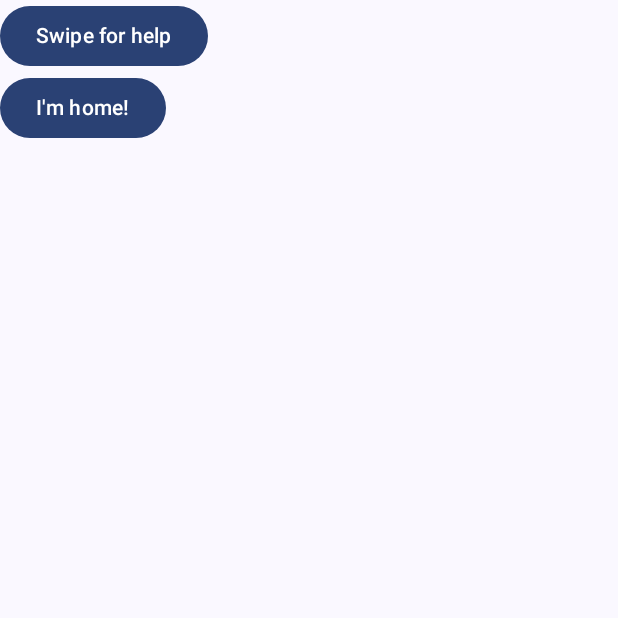
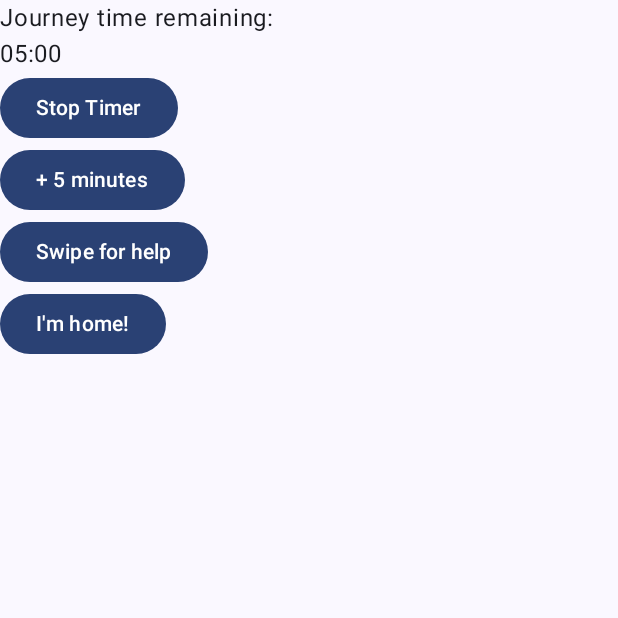
Before and after one commit to xAmiBa/Home-on-time-Android, an Android app built with Jetpack Compose: the JourneyScreen screen opened through its navigation route, after a tap on "Swipe for help", on a phone screen of 412 x 824 dp, the top half of it. Run offline under Robolectric (Android 15) with nearby library versions, the light colour scheme and no system bars; 2 other taps on this screen came first.

Commit message:
timer configured, minutes and second successfuly displayed, add 5 min button added

```diff
--- a/app/src/main/java/com/example/homeontime/MainActivity.kt
+++ b/app/src/main/java/com/example/homeontime/MainActivity.kt
@@ -14,6 +14,7 @@ import androidx.compose.material3.Surface
 import androidx.compose.runtime.Composable
 import androidx.compose.runtime.LaunchedEffect
 import androidx.compose.runtime.getValue
+import androidx.compose.runtime.mutableIntStateOf
 import androidx.compose.runtime.mutableStateOf
 import androidx.compose.runtime.remember
 import androidx.compose.runtime.setValue
@@ -37,8 +38,12 @@ class MainActivity : ComponentActivity() {
 
         val screenToNavigate = intent.getStringExtra("screenToNavigate")
         val buddyNumberStore = intent.getStringExtra("buddyNumberStore") ?: ""
+        val timeRemainingStore = intent.getStringExtra("timeRemainingStore")?.toIntOrNull() ?: 0
 
-        println("PUT EXTRA PRINTS: $buddyNumberStore")
+
+//        println("PUT EXTRA PRINTS: $buddyNumberStore")
+        println("PUT EXTRA PRINTS TIME RECIEVED MAIN ACTIVITY: $timeRemainingStore")
+
         // check if screenToNavigate is passed so user comes back to the same screen
         if (screenToNavigate == "JOURNEY_SCREEN") {
             setContent {
@@ -49,7 +54,7 @@ class MainActivity : ComponentActivity() {
                         color = MaterialTheme.colorScheme.background
                     ) {
                         checkPermissions()
-                        App(this, screenToNavigate, buddyNumberStore)
+                        App(this, screenToNavigate, buddyNumberStore, timeRemainingStore)
 
                     }
                 }
@@ -93,7 +98,8 @@ class MainActivity : ComponentActivity() {
 fun App(
     context: Context,
     screenToNavigate: String = "HOME_SCREEN",
-    buddyNumberStore: String = ""
+    buddyNumberStore: String = "",
+    timeRemainingStore: Int = 0
 ) {
     // state variables: USER
     var userName by remember {
@@ -103,7 +109,7 @@ fun App(
         mutableStateOf("")
     }
     var userJourneyTimeInMinutes by remember {
-        mutableStateOf(0)
+        mutableIntStateOf(timeRemainingStore)
     }
     //state variables: BUDDY
     var buddyName by remember {
@@ -166,7 +172,7 @@ fun App(
                 context,
                 userName,
                 userPhoneNumber,
-                userJourneyTimeInMinutes,
+                timeRemainingStore,
                 buddyName,
                 buddyPhoneNumber
             )
--- a/app/src/main/java/com/example/homeontime/NotificationHelper.kt
+++ b/app/src/main/java/com/example/homeontime/NotificationHelper.kt
@@ -28,12 +28,15 @@ class NotificationHelper(private val context: Context) {
     }
 
     @RequiresApi(Build.VERSION_CODES.O)
-    fun showNotification(screenToNavigate: String, buddyNumberStore: String) {
+    fun showNotification(screenToNavigate: String, buddyNumberStore: String = "", timeRemainingStore: String = "0") {
         val channelId = "HomeOnTime_channel"
+
+        println("TIME RECIEVED IN NOTIFICATION: $timeRemainingStore")
 
         val notificationIntent = Intent(context, MainActivity::class.java)
         notificationIntent.putExtra("screenToNavigate", screenToNavigate)
         notificationIntent.putExtra("buddyNumberStore", buddyNumberStore)
+        notificationIntent.putExtra("timeRemainingStore", timeRemainingStore)
 
 
         notificationIntent.flags =
--- a/app/src/main/java/com/example/homeontime/screens/JourneyScreen.kt
+++ b/app/src/main/java/com/example/homeontime/screens/JourneyScreen.kt
@@ -37,6 +37,8 @@ fun JourneyScreen (
 
     val notificationHelper = NotificationHelper(context)
     println("BUDDY PHONE: $buddyPhoneNumber")
+    println("TIMER TIME FROM STATE: $userJourneyTimeInMinutes")
+
 
     Column {
         // countdown
@@ -74,36 +76,55 @@ fun JourneyScreen (
 }
 
 @Composable
-fun Timer(remainingTimeInSeconds: Int) {
-//    var timeRemaining by remember { mutableIntStateOf(remainingTimeInSeconds) }
-//    var isTimerRunning by remember { mutableStateOf(true) }
-//
-//    DisposableEffect(timeRemaining) {
-//        val countDownTimer = object : CountDownTimer(timeRemaining * 1000L, 1000) {
-//            override fun onTick(millisUntilFinished: Long) {
-//                timeRemaining = (millisUntilFinished / 1000).toInt()
-//            }
-//
-//            override fun onFinish() {
-//                isTimerRunning = false
-//            }
-//        }
-//
-//        if (isTimerRunning) {
-//            countDownTimer.start()
-//        }
-//
-//        onDispose {
-//            countDownTimer.cancel()
-//        }
-//    }
-//
-//    Column {
-//        Text(text = "Time remaining: $timeRemaining seconds")
-//
-//        // Example of a button to stop the timer
-//        Button(onClick = { isTimerRunning = false }) {
-//            Text(text = "Stop Timer")
-//        }
-//    }
+fun Timer(remainingTimeInMinutes: Int) {
+    var remainingTimeInMilliseconds = remainingTimeInMinutes * 60 * 1000
+    var timeRemaining by remember { mutableIntStateOf(remainingTimeInMilliseconds) }
+    var isTimerRunning by remember { mutableStateOf(true) }
+
+    // BUG: minutes does not decrease
+
+    DisposableEffect(timeRemaining) {
+        val countDownTimer = object : CountDownTimer(timeRemaining * 1000L, 1000) {
+            override fun onTick(millisUntilFinished: Long) {
+                timeRemaining -= 1000
+          }
+
+            override fun onFinish() {
+                isTimerRunning = false
+            }
+        }
+
+        if (isTimerRunning) {
+            countDownTimer.start()
+        }
+
+        onDispose {
+            countDownTimer.cancel()
+        }
+    }
+
+    Column {
+        val minutes = timeRemaining / 60000
+        val seconds = (timeRemaining % 6000) / 100
+
+        Text(text = "Journey time remaining:")
+        Text(text = "${String.format("%02d", minutes)}:${String.format("%02d", seconds)}")
+
+        // Example of a button to stop the timer
+        Button(onClick = { isTimerRunning = false }) {
+            Text(text = "Stop Timer")
+        }
+        Button(onClick = { timeRemaining += 5 * 60 * 1000}) {
+            Text(text = "+ 5 minutes")
+        }
+    }
 }
+
+
+
+
+@Preview
+@Composable
+fun PreviewTimer() {
+    Timer(60)
+}
--- a/app/src/main/java/com/example/homeontime/screens/NewBuddyScreen.kt
+++ b/app/src/main/java/com/example/homeontime/screens/NewBuddyScreen.kt
@@ -71,7 +71,8 @@ fun BuddyForm(
                     buddyPhoneNumber,
                     "Hi $buddyName!\nThanks for being my HomeOnTime buddy.\nI just started my journey!\nI will be home within $userJourneyTimeString minutes. If I won't let you know I'm home, please get in touch."
                 )
-                notificationHelper.showNotification("JOURNEY_SCREEN", buddyPhoneNumber)
+                notificationHelper.showNotification("JOURNEY_SCREEN", buddyPhoneNumber, userJourneyTime.toString())
+                println("USER JOURNEY TIME SENT IN NOTIFCATION: $userJourneyTime")
                 startJourneyButton()
                       },
             enabled = (
```
